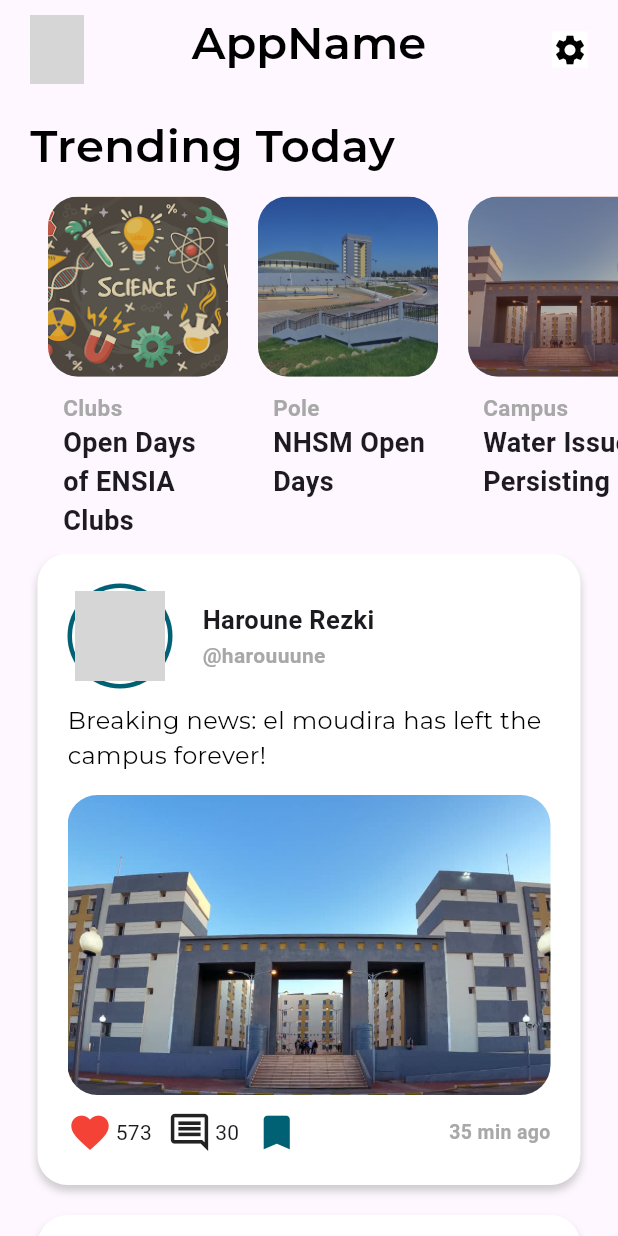
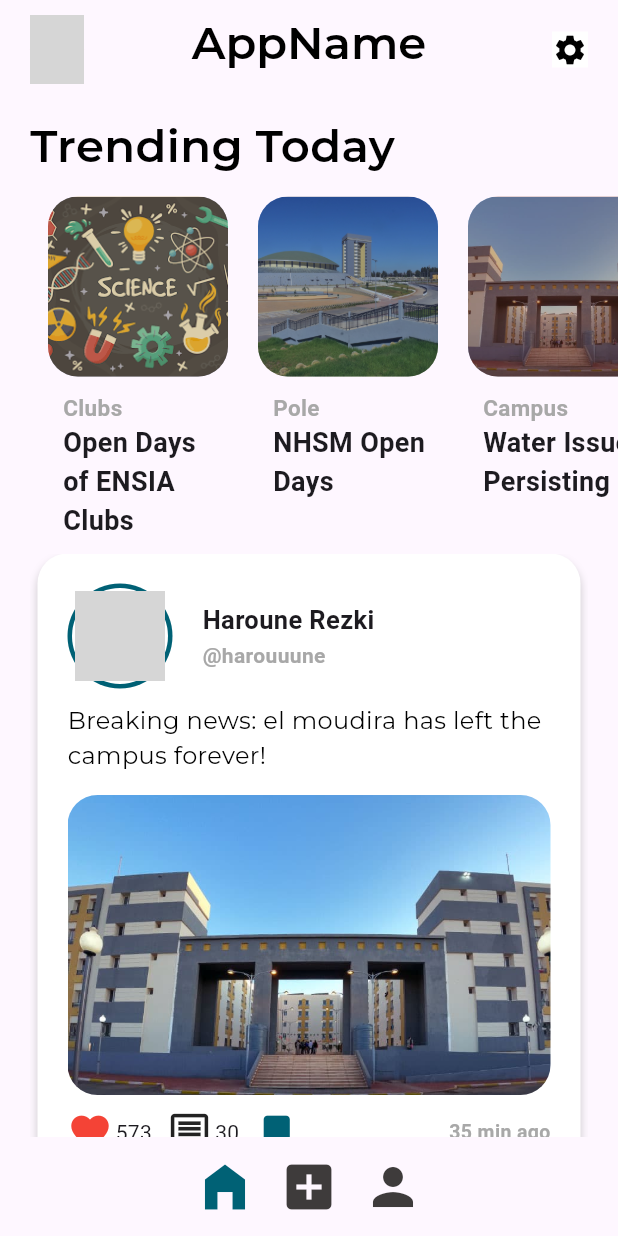
Before and after one commit to Haroune-REZKI/social-media-app, a Flutter app: the HomeFeed screen opened directly, on a phone screen of 412 x 824 dp. Run offline on Flutter 3.47's test engine with Material 3 defaults, Android fonts, the light colour scheme and no system bars; our stand-ins replace google_fonts; network calls fail; grey boxes are pictures that could not be loaded.

Commit message:
made navigation bar

```diff
--- a/lib/features/feed/views/home_page.dart
+++ b/lib/features/feed/views/home_page.dart
@@ -3,6 +3,7 @@ import 'package:mobile_dev_project/features/feed/components/feed_posts_listing.d
 
 import 'package:mobile_dev_project/utils/components/app_bar.dart';
 import 'package:mobile_dev_project/features/feed/components/feed_categories_listing.dart';
+import 'package:mobile_dev_project/utils/components/button_navigation_bar.dart';
 
 class HomeFeed extends StatelessWidget {
   const HomeFeed({super.key});
@@ -20,6 +21,9 @@ class HomeFeed extends StatelessWidget {
           ],
         ),
       ),
+      bottomNavigationBar: CustomBottomNavigationBar(
+        selectedIndex: 0,
+      ),
     );
   }
 }
--- a/lib/main.dart
+++ b/lib/main.dart
@@ -17,7 +17,7 @@ class MyApp extends StatelessWidget {
     return MaterialApp(
       title: 'Social Media Application',
       debugShowCheckedModeBanner: true,
-      home: const WelcomePage(),
+      home: const HomeFeed(),
       routes: {
         // to be filled
         "login_page": (context) => const SignIn(),
--- /dev/null
+++ b/lib/utils/components/button_navigation_bar.dart
@@ -0,0 +1,63 @@
+// ignore_for_file: must_be_immutable
+
+import 'package:flutter/material.dart';
+import 'package:mobile_dev_project/config/colors.config.dart';
+
+// The icons mapping is as follows:
+//      -> 0 for Home icon
+//      -> 1 for Add icon
+//      -> 2 for Profile icon
+
+class NavItems {
+  IconData navIcon;
+  String routeName;
+
+  NavItems({required this.navIcon, required this.routeName});
+}
+
+class CustomBottomNavigationBar extends StatefulWidget {
+  int selectedIndex;
+
+  CustomBottomNavigationBar({super.key, required this.selectedIndex});
+
+  @override
+  State<CustomBottomNavigationBar> createState() =>
+      _CustomBottomNavigationBarState();
+}
+
+class _CustomBottomNavigationBarState extends State<CustomBottomNavigationBar> {
+  final List<NavItems> _listOfIcons = [
+    NavItems(navIcon: Icons.home_filled, routeName: "/"),
+    NavItems(navIcon: Icons.add_box, routeName: "/add_post"),
+    NavItems(navIcon: Icons.person, routeName: "/profile"),
+  ];
+
+  void _handleNavIcon(int index) {
+    // TODO
+  }
+
+  @override
+  Widget build(BuildContext context) {
+    return SafeArea(
+        child: Container(
+      padding: const EdgeInsets.symmetric(vertical: 5.0),
+      child: Row(
+        mainAxisAlignment: MainAxisAlignment.center,
+        crossAxisAlignment: CrossAxisAlignment.center,
+        children: _listOfIcons.map((item) {
+          var index = _listOfIcons.indexOf(item);
+          return IconButton(
+            onPressed: () => _handleNavIcon(index),
+            icon: Icon(
+              item.navIcon,
+              color: widget.selectedIndex == index
+                  ? AppColors.main
+                  : AppColors.mainDark,
+              size: 40,
+            ),
+          );
+        }).toList(),
+      ),
+    ));
+  }
+}
--- a/pubspec.yaml
+++ b/pubspec.yaml
@@ -62,6 +62,7 @@ flutter:
   # To add assets to your application, add an assets section, like this:
   assets:
     - assets/
+    - assets/icons/
 
   # An image asset can refer to one or more resolution-specific "variants", see
   # https://flutter.dev/assets-and-images/#resolution-aware
```
Also changed, not shown: assets/icons/Add.png (added), assets/icons/AddSelected.png (added), assets/icons/Home.png (added), assets/icons/HomeSelected.png (added), assets/icons/Profile.png (added), assets/icons/ProfileSelected.png (added), 1 other file.
